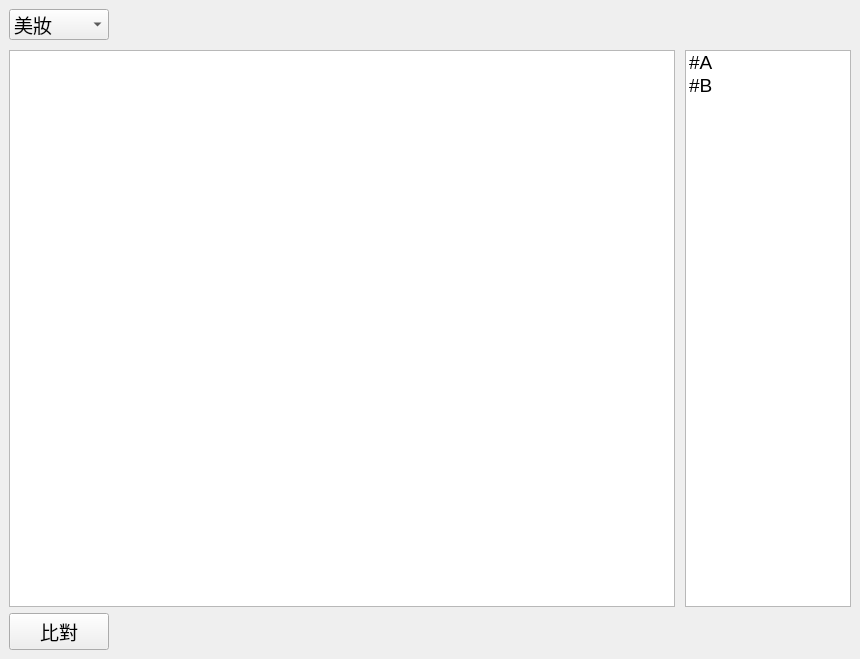
Above: ui.ui from dogecoinisgood/Page-Project before the change. Below: the same form after it.
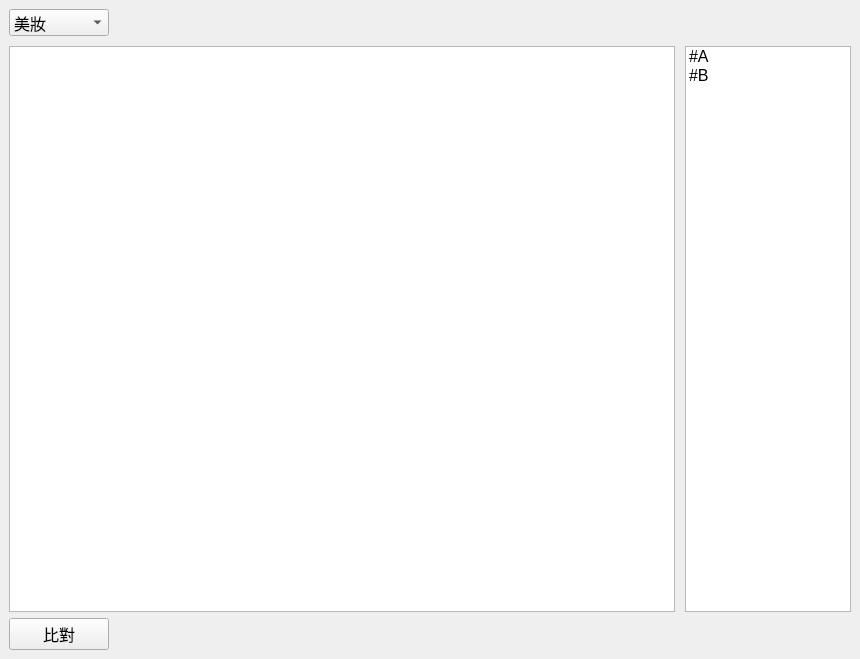
That is the form after the change.

Diff of the .ui file:
```diff
--- a/ui.ui
+++ b/ui.ui
@@ -42,7 +42,13 @@
        <number>10</number>
       </property>
       <item row="2" column="0">
-       <widget class="QTextEdit" name="testArticle"/>
+       <widget class="QTextEdit" name="testArticle">
+        <property name="font">
+         <font>
+          <pointsize>12</pointsize>
+         </font>
+        </property>
+       </widget>
       </item>
       <item row="0" column="0">
        <layout class="QHBoxLayout" name="horizontalLayout">
@@ -56,7 +62,7 @@
           </property>
           <property name="font">
            <font>
-            <pointsize>14</pointsize>
+            <pointsize>12</pointsize>
            </font>
           </property>
           <item>
@@ -90,7 +96,7 @@
        <widget class="QListWidget" name="keywordsList">
         <property name="font">
          <font>
-          <pointsize>14</pointsize>
+          <pointsize>12</pointsize>
          </font>
         </property>
         <item>
@@ -119,7 +125,7 @@
         </property>
         <property name="font">
          <font>
-          <pointsize>14</pointsize>
+          <pointsize>12</pointsize>
          </font>
         </property>
         <property name="text">
```
